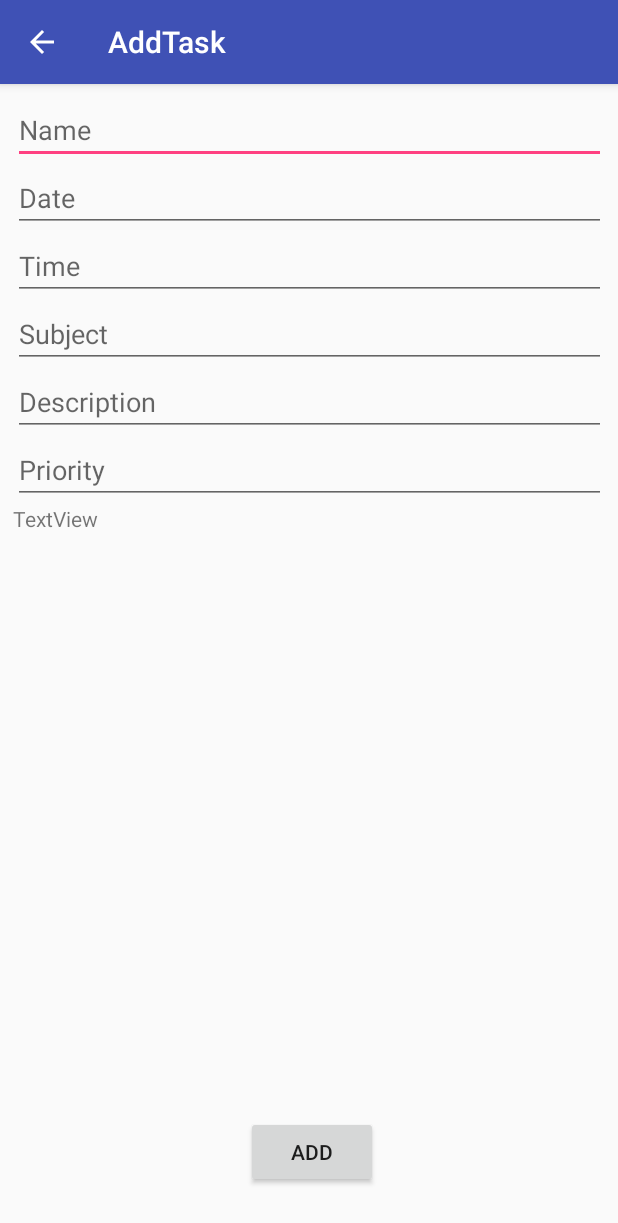
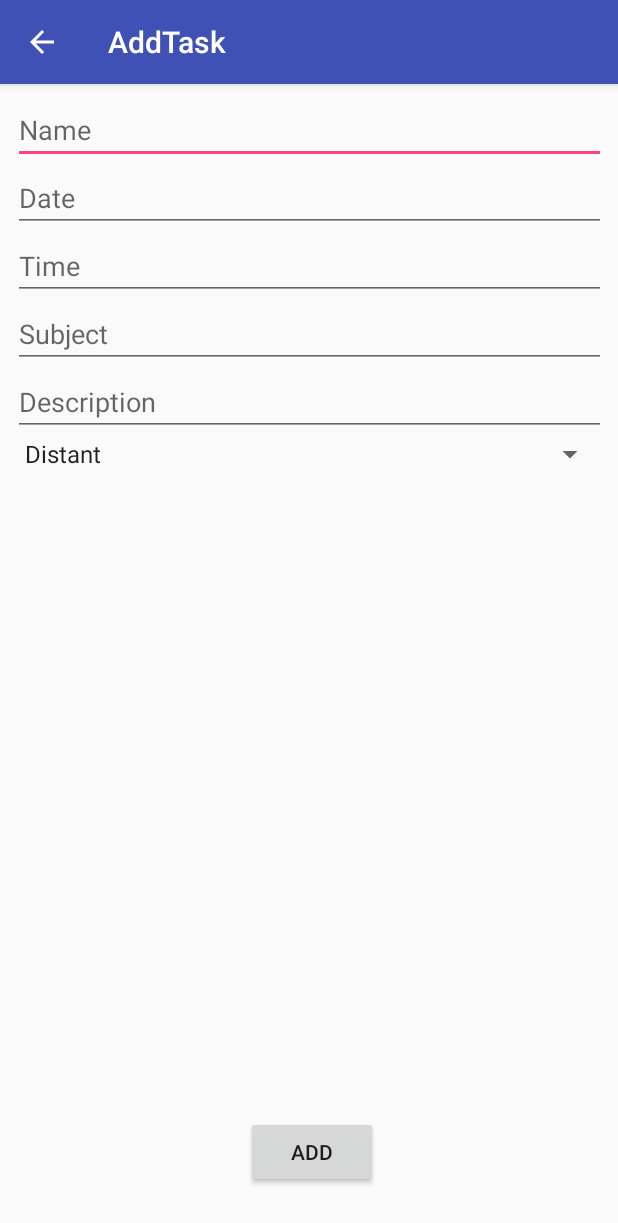
Before and after one commit to CyStorm/casProject, an Android app: the AddTask screen opened directly, with no data from a screen before it, on a phone screen of 412 x 824 dp. Shown: the top 1223 px of the screen. Run offline under Robolectric (Android 15) with nearby library versions, the phone set to English and light mode, and no system bars.

Commit message:
added spinner
aded spinner for priority

```diff
--- a/masterCasProject/app/src/main/java/com/example/fumblevore_gaming/mastercasproject/AddTask.java
+++ b/masterCasProject/app/src/main/java/com/example/fumblevore_gaming/mastercasproject/AddTask.java
@@ -8,9 +8,11 @@ import android.support.design.widget.Snackbar;
 import android.support.v7.app.AppCompatActivity;
 import android.support.v7.widget.Toolbar;
 import android.view.View;
+import android.widget.ArrayAdapter;
 import android.widget.Button;
 import android.widget.EditText;
 import android.widget.TextView;
+import android.widget.Spinner;
 
 public class AddTask extends AppCompatActivity {
 
@@ -28,7 +30,11 @@ public class AddTask extends AppCompatActivity {
         EditText TaskTimeIN = (EditText) findViewById(R.id.taskTime);
         EditText TaskSubjectIN = (EditText) findViewById(R.id.taskSubject);
         EditText TaskDescriptionIN = (EditText) findViewById(R.id.taskDescription);
-        EditText TaskPriorityIN = (EditText) findViewById(R.id.taskPriority);
+        Spinner TaskPriorityIN = (Spinner) findViewById(R.id.taskPriority);
+        ArrayAdapter<CharSequence> adapter = ArrayAdapter.createFromResource(this, R.array.PriorityTypes, android.R.layout.simple_spinner_item);
+        adapter.setDropDownViewResource(android.R.layout.simple_spinner_dropdown_item);
+        TaskPriorityIN.setAdapter(adapter);
+
 
 
         Button createNewTask = findViewById(R.id.addTaskCreate);
@@ -40,12 +46,9 @@ public class AddTask extends AppCompatActivity {
                 TaskName = TaskNameIN.getText().toString();
                 TaskSubject = TaskSubjectIN.getText().toString();
                 TaskDescription = TaskDescriptionIN.getText().toString();
-                TaskPriority = TaskPriorityIN.getText().toString();
 
 // find way of having date and time identifier to transfer to display screen.
 
-                TextView display = (TextView) findViewById(R.id.testOUT);
-                display.setText(TaskName);
 
                 Intent transferToDisplay = new Intent(AddTask.this, DateDetail.class);
                 transferToDisplay.putExtra("TaskName", TaskName);
--- a/masterCasProject/app/src/main/res/layout/content_add_task.xml
+++ b/masterCasProject/app/src/main/res/layout/content_add_task.xml
@@ -72,19 +72,12 @@
             android:hint="Description"
             android:inputType="text" />
 
-        <EditText
+        <Spinner
             android:id="@+id/taskPriority"
             android:layout_width="match_parent"
             android:layout_height="wrap_content"
-            android:ems="10"
             android:hint="Priority"
-            android:inputType="text" />
-
-        <TextView
-            android:id="@+id/testOUT"
-            android:layout_width="match_parent"
-            android:layout_height="44dp"
-            android:text="@string/testOUT" />
+            android:spinnerMode="dropdown" />
 
     </LinearLayout>
 
--- a/masterCasProject/app/src/main/res/values/strings.xml
+++ b/masterCasProject/app/src/main/res/values/strings.xml
@@ -12,4 +12,12 @@
     <string name="testOutputText">TextView</string>
     <string name="testOUT">TextView</string>
     <string name="testText">TextView</string>
+    <string-array name="PriorityTypes">
+        <item>Distant</item>
+        <item>Low</item>
+        <item>Medium</item>
+        <item>High</item>
+        <item>Urgent</item>
+    </string-array>
+
 </resources>
```
Also changed, not shown: masterCasProject/app/src/main/res/layout/content_date_detail.xml (+0 -12 lines).
